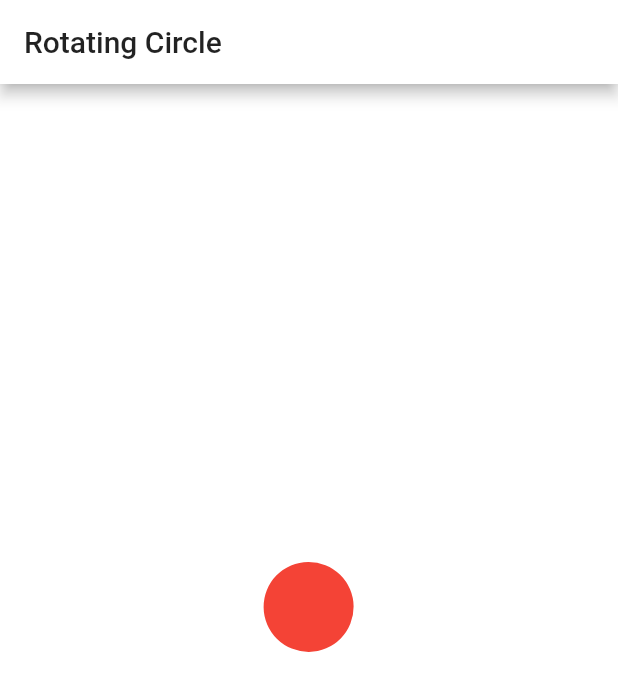
After one commit to charleslana/flutter_snippets, a Flutter app: the SnippetRotatingCircle screen opened directly, on a phone screen of 412 x 824 dp. The commit adds this screen. Shown: the top 691 px of the screen. Run offline on Flutter 3.47's test engine with Material 2 defaults, Android fonts, the phone set to English and light mode, and no system bars; our stand-ins replace shared_preferences; accounts and stored records are empty; generated files the repository leaves out were written again.

Commit message:
feat(snippets): update

```diff
--- a/assets/snippets/widget_custom_paint.txt
+++ b/assets/snippets/widget_custom_paint.txt
@@ -48,8 +48,8 @@ class _MyHomePageState extends State<MyHomePage>
 
   @override
   Widget build(BuildContext context) {
-    return Material(
-      child: AnimatedBuilder(
+    return Scaffold(
+      body: AnimatedBuilder(
         animation: _animationController,
         builder: (context, child) {
           return Transform.rotate(
--- a/lib/src/constants/app_constants.dart
+++ b/lib/src/constants/app_constants.dart
@@ -80,4 +80,5 @@ class AppConstants {
   static final txtSnippetWidgetAnimatedDefaultTextStyle =
       'widget_animated_default_text_style';
   static final txtSnippetWidgetCustomPaint = 'widget_custom_paint';
+  static final txtSnippetWidgetRotatingCircle = 'widget_rotating_circle';
 }
--- a/lib/src/l10n/app_en.arb
+++ b/lib/src/l10n/app_en.arb
@@ -121,5 +121,6 @@
     "menuAnimationAnimatedOpacity": "AnimatedOpacity",
     "menuAnimationAnimatedDefaultTextStyle": "AnimatedDefaultTextStyle",
     "menuAnimationCustomPaint": "CustomPaint",
+    "menuAnimationRotatingCircle": "RotatingCircle",
     "tipRotatedBox": "The RotatedBox widget is used to rotate its child by a integral number of quarter turns. It is used to orient it’s child widgets into either horizontal or vertical orientation. Furthermore, it is very lightweight and can be used for designing various UI as it gives flexibility to the user over the Design of the app."
 }
--- a/lib/src/l10n/app_es.arb
+++ b/lib/src/l10n/app_es.arb
@@ -103,5 +103,6 @@
     "menuAnimationAnimatedOpacity": "AnimatedOpacity",
     "menuAnimationAnimatedDefaultTextStyle": "AnimatedDefaultTextStyle",
     "menuAnimationCustomPaint": "CustomPaint",
+    "menuAnimationRotatingCircle": "RotatingCircle",
     "tipRotatedBox": "El widget RotatedBox se utiliza para rotar a su hijo en un número entero de cuartos de vuelta. Se utiliza para orientar los widgets secundarios en orientación horizontal o vertical. Además, es muy liviano y se puede usar para diseñar varias UI, ya que brinda flexibilidad al usuario sobre el diseño de la aplicación."
 }
--- a/lib/src/l10n/app_pt.arb
+++ b/lib/src/l10n/app_pt.arb
@@ -103,5 +103,6 @@
     "menuAnimationAnimatedOpacity": "AnimatedOpacity",
     "menuAnimationAnimatedDefaultTextStyle": "AnimatedDefaultTextStyle",
     "menuAnimationCustomPaint": "CustomPaint",
+    "menuAnimationRotatingCircle": "RotatingCircle",
     "tipRotatedBox": "O widget RotatedBox é usado para girar seu filho por um número inteiro de quartos de volta. Ele é usado para orientar seus widgets filhos na orientação horizontal ou vertical. Além disso, é muito leve e pode ser usado para projetar várias interfaces do usuário, pois dá flexibilidade ao usuário em relação ao design do aplicativo."
 }
--- a/lib/src/snippets/snippet_custom_paint.dart
+++ b/lib/src/snippets/snippet_custom_paint.dart
@@ -33,8 +33,8 @@ class _SnippetCustomPaintState extends State<SnippetCustomPaint>
 
   @override
   Widget build(BuildContext context) {
-    return Material(
-      child: AnimatedBuilder(
+    return Scaffold(
+      body: AnimatedBuilder(
         animation: _controller,
         builder: (context, child) {
           return Transform.rotate(
--- /dev/null
+++ b/lib/src/snippets/snippet_rotating_circle.dart
@@ -0,0 +1,85 @@
+import 'dart:math' as math;
+
+import 'package:flutter/material.dart';
+
+class SnippetRotatingCircle extends StatefulWidget {
+  const SnippetRotatingCircle({Key? key}) : super(key: key);
+
+  @override
+  _SnippetRotatingCircleState createState() => _SnippetRotatingCircleState();
+}
+
+class _SnippetRotatingCircleState extends State<SnippetRotatingCircle>
+    with SingleTickerProviderStateMixin {
+  late AnimationController _controller;
+  late Animation _animation;
+
+  void _animationStatusListener(AnimationStatus status) {
+    if (status == AnimationStatus.completed) {
+      _controller.reverse();
+    } else if (status == AnimationStatus.dismissed) {
+      _controller.forward();
+    }
+  }
+
+  Widget _buildCircle(double radius) {
+    return Container(
+      width: radius * 2,
+      height: radius * 2,
+      decoration: BoxDecoration(
+        borderRadius: BorderRadius.all(
+          Radius.circular(radius),
+        ),
+        color: Colors.red,
+      ),
+    );
+  }
+
+  @override
+  void initState() {
+    super.initState();
+
+    _controller = AnimationController(
+      duration: Duration(
+        seconds: 2,
+      ),
+      vsync: this,
+    );
+    _animation = CurvedAnimation(
+      parent: _controller,
+      curve: Curves.fastOutSlowIn,
+    );
+    _controller.addStatusListener(_animationStatusListener);
+    _controller.forward();
+  }
+
+  @override
+  void dispose() {
+    _controller.dispose();
+    super.dispose();
+  }
+
+  @override
+  Widget build(BuildContext context) {
+    return Scaffold(
+      appBar: AppBar(
+        title: Text('Rotating Circle'),
+        automaticallyImplyLeading: false,
+      ),
+      body: Align(
+        alignment: Alignment(0, -0.1),
+        child: AnimatedBuilder(
+          child: _buildCircle(30.0),
+          animation: _controller,
+          builder: (BuildContext context, Widget? child) {
+            return Transform.rotate(
+              angle: math.pi * 2 * _animation.value,
+              origin: Offset(0, 30),
+              child: child,
+            );
+          },
+        ),
+      ),
+    );
+  }
+}
```
Also changed, not shown: assets/snippets/widget_rotating_circle.txt (added, +102 -0 lines), lib/src/pages/snippet_animations.dart (+15 -0 lines).
